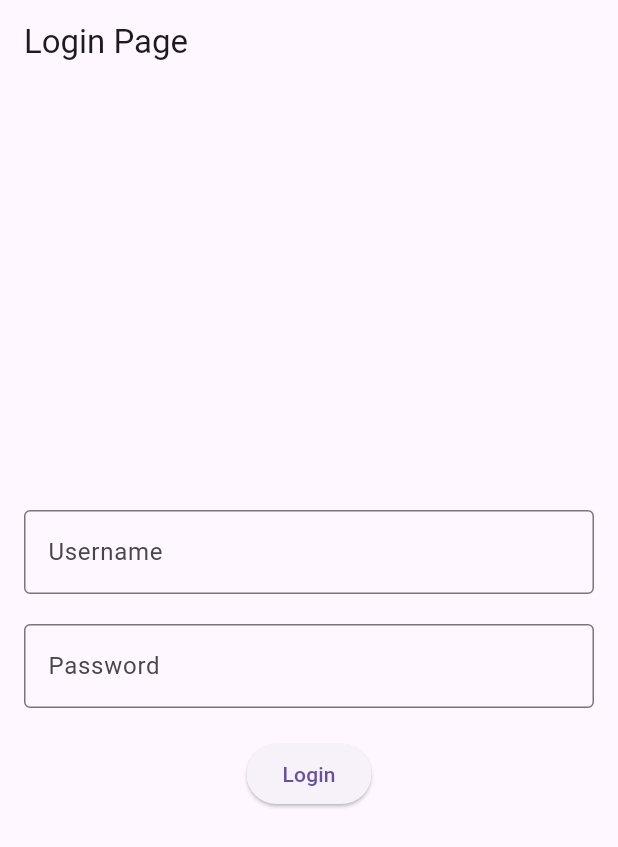
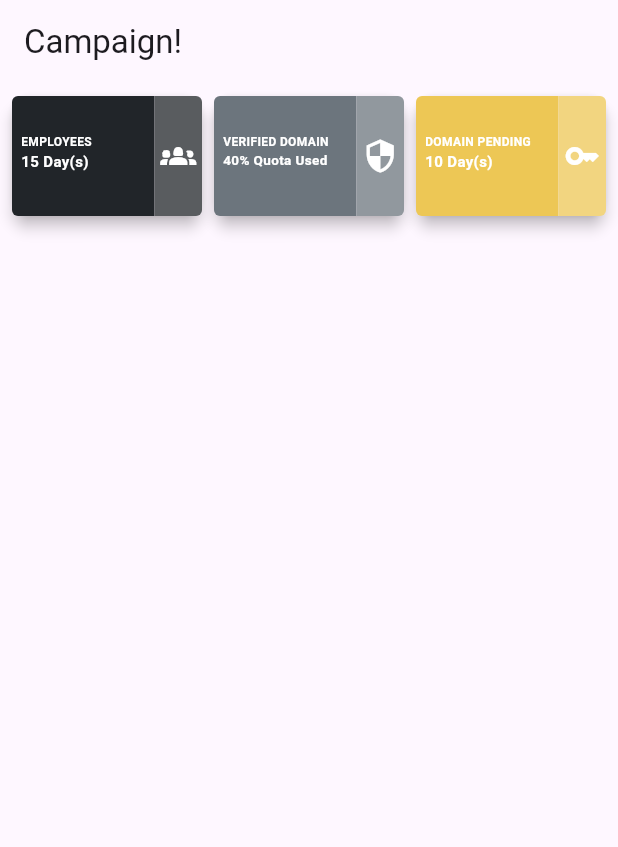
Before and after one commit to fariduzzamansajib/my_app, a Flutter app: the screen it shows after launch, on a phone screen of 412 x 824 dp. Shown: the top 847 px of the screen. Run offline on Flutter 3.47's test engine with Material 3 defaults, Android fonts, the phone set to English and light mode, and no system bars.

Commit message:
campaign page coomit

```diff
--- /dev/null
+++ b/lib/campain_page.dart
@@ -0,0 +1,223 @@
+import 'package:flutter/material.dart';
+
+class CampainPage extends StatelessWidget {
+  const CampainPage({super.key});
+
+  @override
+  Widget build(BuildContext context) {
+    return MaterialApp(
+      debugShowCheckedModeBanner: false,
+      home: Scaffold(
+        appBar: AppBar(title: Text('Campaign!')),
+        body: Padding(
+          padding: const EdgeInsets.all(4),
+          child: Row(
+            children: [
+              // First Card
+              Expanded(
+                child: Card(
+                  elevation: 4,
+                  child: ClipRRect(
+                    borderRadius:
+                        BorderRadius.circular(4), // Clip the whole card
+                    child: Row(
+                      children: [
+                        Expanded(
+                          flex: 3,
+                          child: Container(
+                            height: 80,
+                            color: const Color(0xff212529),
+                            padding: EdgeInsets.fromLTRB(6, 25, 0, 0),
+                            child: const Column(
+                              children: [
+                                Row(
+                                  mainAxisAlignment: MainAxisAlignment.start,
+                                  children: [
+                                    Column(
+                                      crossAxisAlignment:
+                                          CrossAxisAlignment.start,
+                                      children: [
+                                        Text(
+                                          'EMPLOYEES',
+                                          style: TextStyle(
+                                              color: Colors.white,
+                                              fontSize: 8,
+                                              fontWeight: FontWeight.bold),
+                                        ),
+                                        Text(
+                                          '15 Day(s)',
+                                          style: TextStyle(
+                                              color: Colors.white,
+                                              fontSize: 10,
+                                              fontWeight: FontWeight.bold),
+                                        ),
+                                      ],
+                                    )
+                                  ],
+                                )
+                              ],
+                            ),
+                          ),
+                        ),
+                        Expanded(
+                          flex: 1,
+                          child: Container(
+                            height: 80,
+                            color: const Color(0xff595C5F),
+                            child: Center(
+                              child: Icon(
+                                Icons.groups_2_sharp,
+                                size: 24,
+                                color: Colors.white,
+                              ),
+                            ),
+                          ),
+                        ),
+                      ],
+                    ),
+                  ),
+                ),
+              ),
+
+              // SizedBox(width: 2), // Space between the cards
+
+              // Second Card
+              Expanded(
+                child: Card(
+                  elevation: 4,
+                  child: ClipRRect(
+                    borderRadius:
+                        BorderRadius.circular(4), // Clip the whole card
+                    child: Row(
+                      children: [
+                        Expanded(
+                          flex: 3,
+                          child: Container(
+                            height: 80,
+                            color: const Color(0xff6C757D),
+                            padding: EdgeInsets.fromLTRB(6, 25, 5, 0),
+                            child: const Column(
+                              children: [
+                                Row(
+                                  mainAxisAlignment: MainAxisAlignment.start,
+                                  children: [
+                                    Column(
+                                      crossAxisAlignment:
+                                          CrossAxisAlignment.start,
+                                      children: [
+                                        Text(
+                                          'VERIFIED DOMAIN',
+                                          style: TextStyle(
+                                              color: Colors.white,
+                                              fontSize: 8,
+                                              fontWeight: FontWeight.bold),
+                                        ),
+                                        Text(
+                                          '40% Quota Used',
+                                          style: TextStyle(
+                                              color: Colors.white,
+                                              fontSize: 9,
+                                              fontWeight: FontWeight.bold),
+                                        ),
+                                      ],
+                                    )
+                                  ],
+                                )
+                              ],
+                            ),
+                          ),
+                        ),
+                        Expanded(
+                          flex: 1,
+                          child: Container(
+                            height: 80,
+                            color: const Color(0xff91989E),
+                            child: Center(
+                              child: Icon(
+                                Icons.security,
+                                size: 24,
+                                color: Colors.white,
+                              ),
+                            ),
+                          ),
+                        ),
+                      ],
+                    ),
+                  ),
+                ),
+              ),
+
+              // SizedBox(width: 2), // Space between the cards
+
+              // Third Card
+              Expanded(
+                child: Card(
+                  elevation: 4,
+                  child: ClipRRect(
+                    borderRadius:
+                        BorderRadius.circular(4), // Clip the whole card
+                    child: Row(
+                      children: [
+                        Expanded(
+                          flex: 3,
+                          child: Container(
+                            height: 80,
+                            color: const Color(0xffEDC755),
+                            padding: EdgeInsets.fromLTRB(6, 25, 5, 0),
+                            child: Column(
+                              children: const [
+                                Row(
+                                  mainAxisAlignment: MainAxisAlignment.start,
+                                  children: [
+                                    Column(
+                                      crossAxisAlignment:
+                                          CrossAxisAlignment.start,
+                                      children: [
+                                        Text(
+                                          'DOMAIN PENDING',
+                                          style: TextStyle(
+                                              color: Colors.white,
+                                              fontSize: 8,
+                                              fontWeight: FontWeight.bold),
+                                        ),
+                                        Text(
+                                          '10 Day(s)',
+                                          style: TextStyle(
+                                              color: Colors.white,
+                                              fontSize: 10,
+                                              fontWeight: FontWeight.bold),
+                                        ),
+                                      ],
+                                    )
+                                  ],
+                                )
+                              ],
+                            ),
+                          ),
+                        ),
+                        Expanded(
+                          flex: 1,
+                          child: Container(
+                            height: 80,
+                            color: const Color(0xffF2D580),
+                            child: Center(
+                              child: Icon(
+                                Icons.key,
+                                size: 24,
+                                color: Colors.white,
+                              ),
+                            ),
+                          ),
+                        ),
+                      ],
+                    ),
+                  ),
+                ),
+              ),
+            ],
+          ),
+        ),
+      ),
+    );
+  }
+}
--- a/lib/login.dart
+++ b/lib/login.dart
@@ -1,93 +1,47 @@
 import 'package:flutter/material.dart';
-import 'package:my_app/form.dart';
-import 'package:my_app/helpers/k_log.dart';
 
-class Login extends StatefulWidget {
-  const Login({super.key});
-
-  @override
-  State<Login> createState() => _LoginState();
-}
-
-class _LoginState extends State<Login> {
-  TextEditingController _userName = TextEditingController();
-  TextEditingController _password = TextEditingController();
-
-  String userName = 'sajib';
-  String password = 'sajib123';
-
-  void login() {
-    String enterUserName = _userName.text;
-    String enterPassword = _password.text;
-
-    if (enterUserName == userName) {
-      if (enterPassword == password) {
-        kLog("Login Successful");
-        Navigator.push(
-            context, MaterialPageRoute(builder: (context) => float()));
-      } else {
-        kLog('Incorrect Password');
-        _showDialog('Incorrect Password');
-      }
-    } else {
-      kLog("Incoorect UserName");
-      _showDialog('Incorrect Username');
-    }
-  }
-
-  void _showDialog(String message) {
-    showDialog(
-      context: context,
-      builder: (context) {
-        return AlertDialog(
-          title: Text('Login Error'),
-          content: Text(message),
-          actions: [
-            TextButton(
-              child: Text('OK'),
-              onPressed: () {
-                Navigator.of(context).pop();
-              },
-            ),
-          ],
-        );
-      },
-    );
-  }
-
+class MyApp extends StatelessWidget {
   @override
   Widget build(BuildContext context) {
-    return Scaffold(
-      appBar: AppBar(
-        title: Text('Login Page'),
+    return MaterialApp(
+      home: Scaffold(
+        appBar: AppBar(title: Text('Two-Color Card')),
+        body: Center(
+            child: Card(
+          elevation: 4,
+          child: ClipRRect(
+            borderRadius: BorderRadius.circular(8), // Clip the whole card
+            child: Row(
+              children: [
+                Expanded(
+                  flex: 2,
+                  child: Container(
+                    height: 200,
+                    color: const Color.fromARGB(255, 118, 125, 131),
+                    padding: EdgeInsets.fromLTRB(40, 0, 40, 0),
+                    child: Text(
+                      'Left Side (Blue)',
+                      style: TextStyle(color: Colors.white, fontSize: 18),
                     ),
-      body: Padding(
-        padding: const EdgeInsets.all(16.0),
-        child: Column(
-          mainAxisAlignment: MainAxisAlignment.center,
-          children: [
-            TextField(
-              controller: _userName,
-              decoration: InputDecoration(
-                  labelText: 'Username', border: OutlineInputBorder()),
                   ),
-            SizedBox(
-              height: 20,
                 ),
-            TextField(
-              controller: _password,
-              decoration: InputDecoration(
-                  labelText: 'Password', border: OutlineInputBorder()),
-              obscureText: true,
+                Expanded(
+                  flex: 1,
+                  child: Container(
+                    height: 200,
+                    color: Colors.black,
+                    padding: EdgeInsets.all(16),
+                    child: Text(
+                      'Right Side (Black)',
+                      style: TextStyle(color: Colors.white, fontSize: 18),
                     ),
-            SizedBox(height: 20),
-            ElevatedButton(
-              onPressed: login,
-              child: Text('Login'),
+                  ),
                 ),
               ],
             ),
           ),
+        )),
+      ),
     );
   }
 }
--- a/lib/main.dart
+++ b/lib/main.dart
@@ -1,10 +1,9 @@
 import 'package:flutter/material.dart';
-import 'package:my_app/form.dart';
-import 'package:my_app/login.dart';
+import 'package:my_app/campain_page.dart';
 
 void main() {
   runApp(MaterialApp(
     debugShowCheckedModeBanner: false,
-    home: Login(),
+    home: CampainPage(),
   ));
 }
--- /dev/null
+++ b/lib/style/app_colors.dart
@@ -0,0 +1,10 @@
+import 'dart:ui';
+
+class AppColors {
+  final Color appGreen = Color(0xff4FB088);
+  final Color appRedLight = Color(0xffFF4071);
+  final Color appRedDark = Color(0xffFE023D);
+  final Color appYellowLight = Color(0xffFEBD68);
+  final Color appPinkLight = Color(0xffE85FBE);
+  final Color blueAcent = Color(0xff7A81F5);
+}
--- a/pubspec.yaml
+++ b/pubspec.yaml
@@ -35,6 +35,7 @@ dependencies:
   # The following adds the Cupertino Icons font to your application.
   # Use with the CupertinoIcons class for iOS style icons.
   cupertino_icons: ^1.0.8
+  badges: ^3.1.2
 
 dev_dependencies:
   flutter_test:
```
Also changed, not shown: lib/mahamu_ui.dart (added), pubspec.lock. Lines whose indentation alone changed are shown as unchanged.
